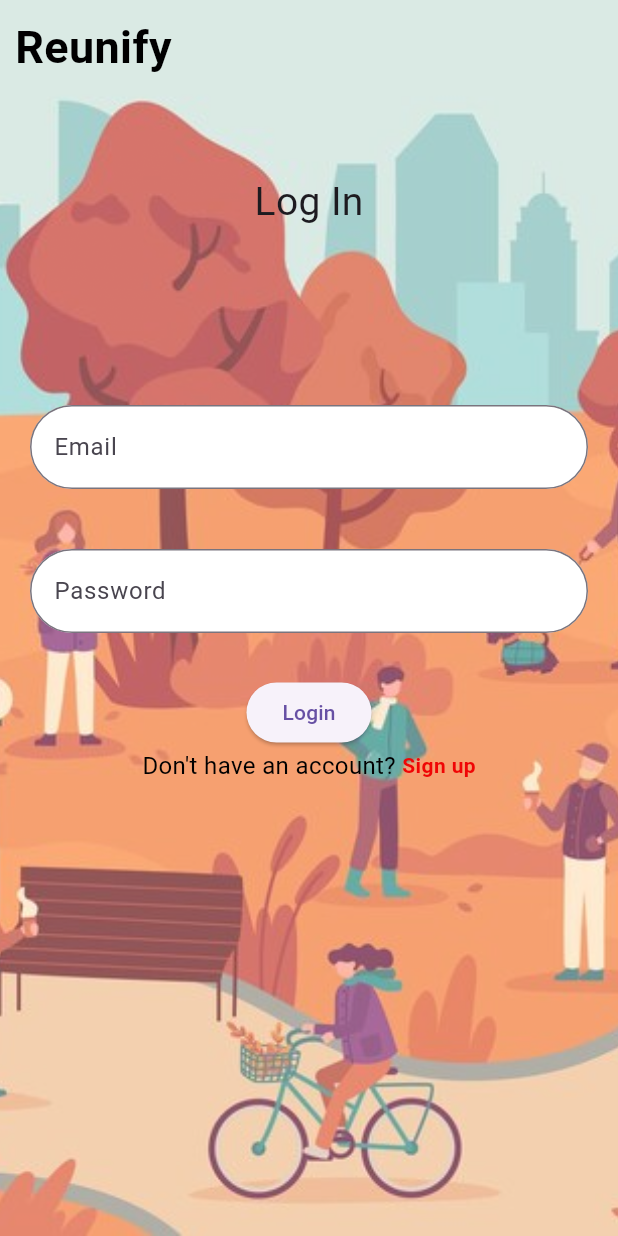
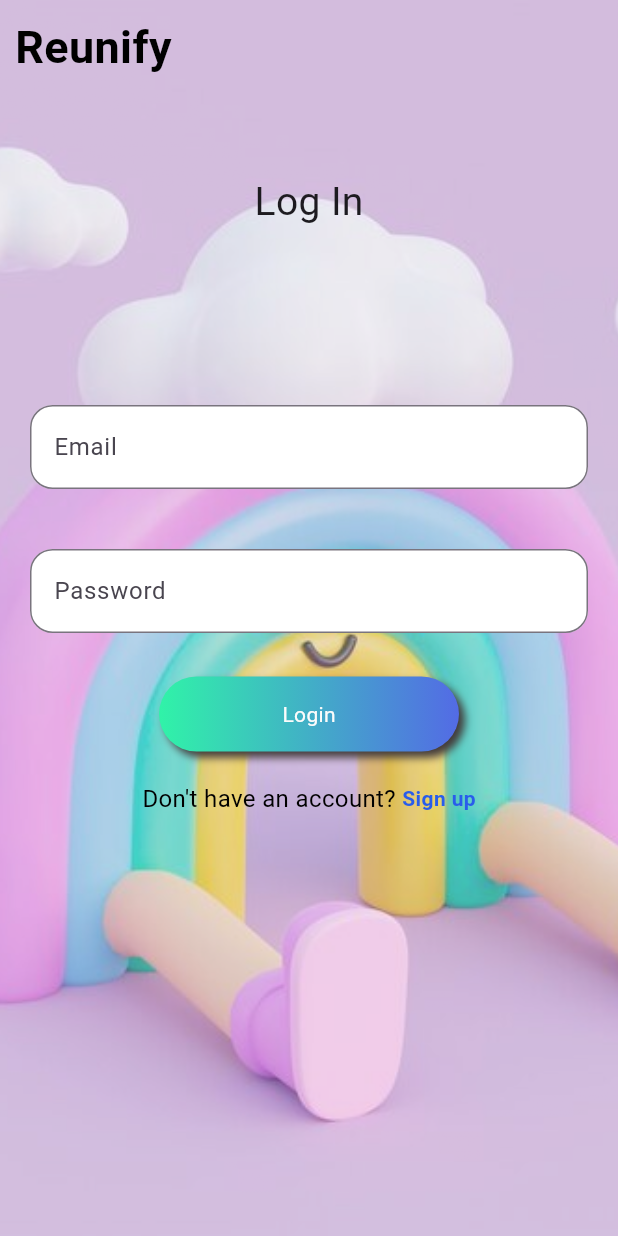
Before and after one commit to Adharshk-ks/Reunify, a Flutter app: the screen it shows after launch, on a phone screen of 412 x 824 dp. Run offline on Flutter 3.47's test engine with Material 3 defaults, Android fonts, the light colour scheme and no system bars.

Commit message:
button styled

```diff
--- a/lib/login_page.dart
+++ b/lib/login_page.dart
@@ -16,7 +16,7 @@ class _LoginPageState extends State<LoginPage> {
         body: Stack(
           children: [
             Image.asset(
-              signUp ? 'assets/pg_2.jpg' : 'assets/login_bg1.png',
+              signUp ? 'assets/ch2.jpg' : 'assets/ch6.jpg',
               fit: BoxFit.fitHeight,
               height: double.infinity,
               opacity: const AlwaysStoppedAnimation(.75),
@@ -55,7 +55,7 @@ class _LoginPageState extends State<LoginPage> {
                             ? Container(
                                 margin: const EdgeInsets.all(10),
                                 decoration: BoxDecoration(
-                                  borderRadius: BorderRadius.circular(40),
+                                  borderRadius: BorderRadius.circular(15),
                                   color: Colors.white,
                                 ),
                                 child: const TextField(
@@ -63,7 +63,7 @@ class _LoginPageState extends State<LoginPage> {
                                     hintText: "First Name",
                                     border: OutlineInputBorder(
                                       borderRadius: BorderRadius.all(
-                                        Radius.circular(40),
+                                        Radius.circular(15),
                                       ),
                                     ),
                                   ),
@@ -74,7 +74,7 @@ class _LoginPageState extends State<LoginPage> {
                             ? Container(
                                 margin: const EdgeInsets.all(10),
                                 decoration: BoxDecoration(
-                                  borderRadius: BorderRadius.circular(40),
+                                  borderRadius: BorderRadius.circular(15),
                                   color: Colors.white,
                                 ),
                                 child: const TextField(
@@ -82,7 +82,7 @@ class _LoginPageState extends State<LoginPage> {
                                     hintText: "Last Name",
                                     border: OutlineInputBorder(
                                       borderRadius: BorderRadius.all(
-                                        Radius.circular(40),
+                                        Radius.circular(15),
                                       ),
                                     ),
                                   ),
@@ -93,7 +93,7 @@ class _LoginPageState extends State<LoginPage> {
                             ? Container(
                                 margin: const EdgeInsets.all(10),
                                 decoration: BoxDecoration(
-                                  borderRadius: BorderRadius.circular(40),
+                                  borderRadius: BorderRadius.circular(15),
                                   color: Colors.white,
                                 ),
                                 child: const TextField(
@@ -101,7 +101,7 @@ class _LoginPageState extends State<LoginPage> {
                                     hintText: "Username",
                                     border: OutlineInputBorder(
                                       borderRadius: BorderRadius.all(
-                                        Radius.circular(40),
+                                        Radius.circular(15),
                                       ),
                                     ),
                                   ),
@@ -111,7 +111,7 @@ class _LoginPageState extends State<LoginPage> {
                         Container(
                           margin: const EdgeInsets.all(10),
                           decoration: BoxDecoration(
-                            borderRadius: BorderRadius.circular(40),
+                            borderRadius: BorderRadius.circular(15),
                             color: Colors.white,
                           ),
                           child: const TextField(
@@ -119,7 +119,7 @@ class _LoginPageState extends State<LoginPage> {
                               hintText: "Email",
                               border: OutlineInputBorder(
                                 borderRadius: BorderRadius.all(
-                                  Radius.circular(40),
+                                  Radius.circular(15),
                                 ),
                               ),
                             ),
@@ -133,7 +133,7 @@ class _LoginPageState extends State<LoginPage> {
                         Container(
                           margin: const EdgeInsets.all(10),
                           decoration: BoxDecoration(
-                            borderRadius: BorderRadius.circular(40),
+                            borderRadius: BorderRadius.circular(15),
                             color: Colors.white,
                           ),
                           child: TextField(
@@ -142,7 +142,7 @@ class _LoginPageState extends State<LoginPage> {
                               hintText: signUp ? "Create Password" : "Password",
                               border: const OutlineInputBorder(
                                 borderRadius: BorderRadius.all(
-                                  Radius.circular(40),
+                                  Radius.circular(15),
                                 ),
                               ),
                             ),
@@ -152,7 +152,7 @@ class _LoginPageState extends State<LoginPage> {
                             ? Container(
                                 margin: const EdgeInsets.all(10),
                                 decoration: BoxDecoration(
-                                  borderRadius: BorderRadius.circular(40),
+                                  borderRadius: BorderRadius.circular(15),
                                   color: Colors.white,
                                 ),
                                 child: const TextField(
@@ -161,7 +161,7 @@ class _LoginPageState extends State<LoginPage> {
                                     hintText: "Confirm Password",
                                     border: OutlineInputBorder(
                                       borderRadius: BorderRadius.all(
-                                        Radius.circular(40),
+                                        Radius.circular(15),
                                       ),
                                     ),
                                   ),
@@ -169,10 +169,37 @@ class _LoginPageState extends State<LoginPage> {
                               )
                             : Container(),
                         Padding(
-                          padding: const EdgeInsets.only(top: 19),
-                          child: ElevatedButton(
-                            onPressed: () {},
-                            child: Text(signUp ? "SignUp" : "Login"),
+                          padding: const EdgeInsets.only(top: 19, bottom: 20),
+                          child: Container(
+                            height: 50,
+                            width: 200,
+                            decoration: BoxDecoration(
+                              boxShadow: const [
+                                BoxShadow(
+                                    color: Color.fromARGB(255, 67, 59, 59),
+                                    blurRadius: 4,
+                                    offset: Offset(4, 4))
+                              ],
+                              borderRadius: const BorderRadius.all(
+                                Radius.circular(30),
+                              ),
+                              gradient: LinearGradient(
+                                colors: signUp
+                                    ? [
+                                        Color.fromARGB(255, 248, 137, 33),
+                                        Color.fromARGB(255, 236, 48, 48),
+                                      ]
+                                    : [
+                                        Color.fromARGB(255, 48, 243, 168),
+                                        Color.fromARGB(255, 83, 107, 229),
+                                      ],
+                              ),
+                            ),
+                            child: Center(
+                                child: Text(
+                              signUp ? "SignUp" : "Login",
+                              style: const TextStyle(color: Color.fromARGB(255, 252, 252, 251)),
+                            )),
                           ),
                         ),
                         Row(
@@ -195,8 +222,8 @@ class _LoginPageState extends State<LoginPage> {
                                   signUp ? " Login" : 'Sign up',
                                   style: TextStyle(
                                     color: signUp
-                                        ? Colors.white
-                                        : Color.fromARGB(255, 240, 5, 5),
+                                        ? Color.fromARGB(255, 52, 122, 236)
+                                        : Color.fromARGB(255, 41, 93, 235),
                                     fontWeight: FontWeight.bold,
                                   ),
                                 ),
--- a/pubspec.yaml
+++ b/pubspec.yaml
@@ -89,5 +89,5 @@ flutter:
   # For details regarding fonts from package dependencies,
   # see https://flutter.dev/custom-fonts/#from-packages
   assets:
-   - assets/login_bg1.png
-   - assets/pg_2.jpg
+   - assets/ch6.jpg
+   - assets/ch2.jpg
```
Also changed, not shown: assets/ch2.jpg (added), assets/ch4.jpg (added), assets/ch6.jpg (added), assets/img.3.jpg (added).
